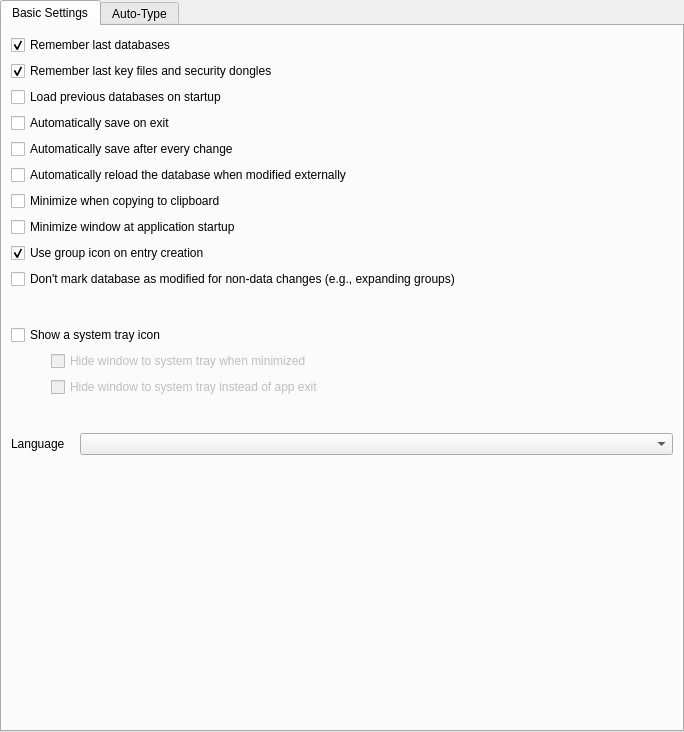
The window that src/gui/SettingsWidgetGeneral.ui (keepassxreboot/keepassxc) describes before a commit, drawn with Qt 5.
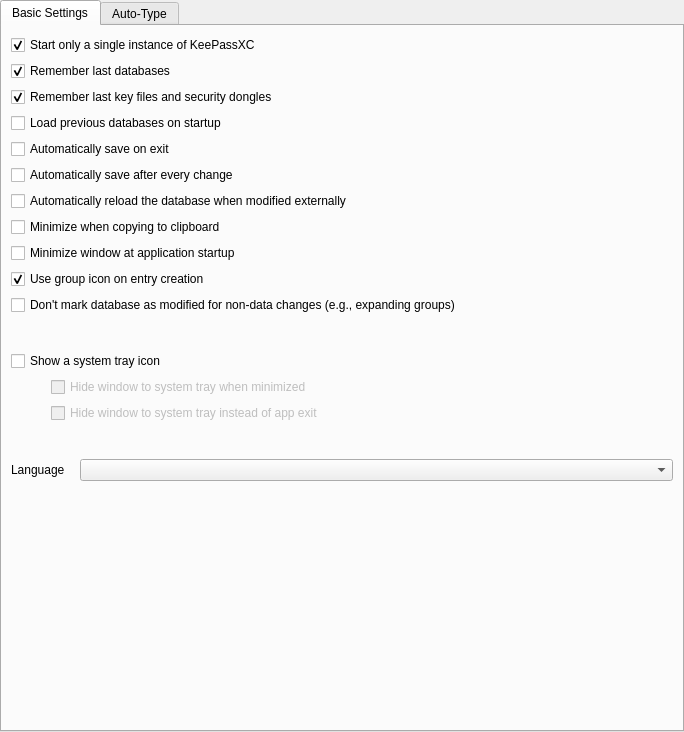
The same window after the commit. Custom widgets are drawn as their Qt base class.

Commit message: Fix Single Istance behavior

The edit to the form file:
```diff
--- a/src/gui/SettingsWidgetGeneral.ui
+++ b/src/gui/SettingsWidgetGeneral.ui
@@ -33,6 +33,16 @@
        <string>Basic Settings</string>
       </attribute>
       <layout class="QVBoxLayout" name="verticalLayout">
+       <item>
+        <widget class="QCheckBox" name="singleInstanceCheckBox">
+         <property name="text">
+          <string>Start only a single instance of KeePassXC</string>
+         </property>
+         <property name="checked">
+          <bool>true</bool>
+         </property>
+        </widget>
+       </item>
        <item>
         <widget class="QCheckBox" name="rememberLastDatabasesCheckBox">
          <property name="text">
```
The commit also changes 5 other files.
